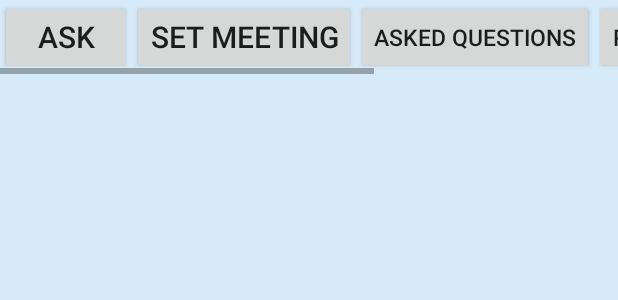
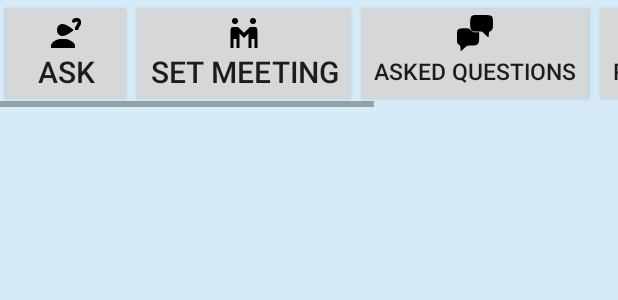
Before and after one commit to pratap47/Disha, an Android app: the layout activity_student_dashboard.xml on its own in the app's theme, with its tools: preview values and no code run, on a phone screen of 412 x 824 dp. Shown: the top 300 px of the screen. Run offline under Robolectric (Android 15) with nearby library versions, the phone set to English and light mode, and no system bars.

Commit message:
icons added

```diff
--- a/app/src/main/AndroidManifest.xml
+++ b/app/src/main/AndroidManifest.xml
@@ -27,6 +27,11 @@
 
         </activity>
         <activity android:name=".StudentDashboard">
+            <intent-filter>
+                <action android:name="android.intent.action.MAIN" />
+
+                <category android:name="android.intent.category.LAUNCHER" />
+            </intent-filter>
 
         </activity>
         <activity android:name=".Student_details" />
@@ -34,11 +39,6 @@
 
         </activity>
         <activity android:name=".FirstScreen">
-            <intent-filter>
-                <action android:name="android.intent.action.MAIN" />
-
-                <category android:name="android.intent.category.LAUNCHER" />
-            </intent-filter>
 
         </activity>
         <activity android:name=".SignIn" />
--- /dev/null
+++ b/app/src/main/res/drawable/ic_asked_question.xml
@@ -0,0 +1,7 @@
+<vector android:height="24dp" android:viewportHeight="52"
+    android:viewportWidth="52" android:width="24dp" xmlns:android="http://schemas.android.com/apk/res/android">
+    <path android:fillColor="#000000"
+        android:pathData="M20.6,2.2c-1.1,1.6 -1.6,4.6 -1.6,10 0,10.4 1.3,11.8 10.8,11.8 6.6,-0 6.9,0.1 10.7,4 2.1,2.2 4.3,4 4.7,4 0.4,-0 0.8,-1.8 0.8,-4 0,-2.2 0.5,-4 1,-4 0.6,-0 1.9,-0.9 3,-2 1.7,-1.7 2,-3.3 2,-9.8 0,-12.1 -0.2,-12.2 -16.5,-12.2 -12.7,-0 -13.5,0.1 -14.9,2.2z" android:strokeColor="#00000000"/>
+    <path android:fillColor="#000000"
+        android:pathData="M2.2,20.6c-2,1.4 -2.2,2.3 -2.2,10.9 0,9 0.1,9.5 2.5,11.1 2,1.3 2.5,2.5 2.5,5.5 0,2.2 0.4,3.9 0.8,3.9 0.4,-0 2.6,-1.8 4.7,-4 3.8,-3.9 4.1,-4 10.7,-4 9.4,-0 10.8,-1.4 10.8,-11.5l0,-7.5 -4.6,-0c-3.8,-0 -5.1,-0.5 -7.4,-3 -2.5,-2.7 -3.4,-3 -9.2,-3 -4.1,-0 -7.1,0.5 -8.6,1.6z" android:strokeColor="#00000000"/>
+</vector>
--- /dev/null
+++ b/app/src/main/res/drawable/ic_donate.xml
@@ -0,0 +1,7 @@
+<vector android:height="24dp" android:viewportHeight="100"
+    android:viewportWidth="100" android:width="24dp" xmlns:android="http://schemas.android.com/apk/res/android">
+    <path android:fillColor="#000000"
+        android:pathData="M60.2,10.1c-4,0.8 -6.8,3.2 -8.1,7 -0.7,2.1 -0.7,2.9 0.2,3 0.7,-0 -1.3,0.9 -4.3,1.9 -6.1,2.1 -9.6,5.7 -10.6,10.7 -1.7,9.1 5,17.3 14.3,17.3 9.7,-0 16.8,-10.3 13.3,-19.4 -0.5,-1.4 -0.7,-2.6 -0.4,-2.6 0.3,-0 1,1.3 1.5,3 1.1,2.9 1.1,2.9 4,1.5 7,-3.7 7.8,-15.2 1.5,-20.4 -2.3,-1.9 -7.6,-2.8 -11.4,-2z" android:strokeColor="#00000000"/>
+    <path android:fillColor="#000000"
+        android:pathData="M11.5,53.5c-6,2.5 -11.1,4.5 -11.2,4.5 -1.4,-0 0.6,6.6 4.9,16.2 5.8,13.1 6.4,13.5 12.5,9.4 4.2,-2.9 3.6,-3 18.5,4.8 11.7,6.1 15.6,6.8 21.1,3.9 7.4,-3.8 40.4,-26.1 41,-27.7 1.4,-3.6 0.7,-7.5 -1.4,-8.6 -3.3,-1.8 -6.2,-0.5 -19.2,8.3l-12.2,8.2 -11,0.1c-10.6,0.1 -10.7,-0 -1.5,-0.3 6.9,-0.3 9.9,-0.8 11.2,-2 1.1,-1 1.8,-1.2 1.8,-0.5 0,0.7 5.2,-2.2 11.5,-6.4 6.3,-4.3 11.5,-8.1 11.5,-8.5 0,-0.5 -1.2,-1.6 -2.6,-2.6 -2.5,-1.6 -3,-1.6 -7.1,-0.1 -3.4,1.2 -4.1,1.3 -3.2,0.2 0.9,-1.1 0.6,-1.6 -1.6,-2.4 -5.1,-2 -8.3,-1.1 -17.2,4.6 -4.3,2.7 -5.3,3.8 -4.2,4.5 1.9,1.2 0.2,1.1 -4.4,-0.2 -2.1,-0.6 -5.5,-2.5 -7.5,-4.4 -7.6,-6.8 -14.9,-7 -29.7,-1z" android:strokeColor="#00000000"/>
+</vector>
--- /dev/null
+++ b/app/src/main/res/drawable/ic_icons8_appointment_scheduling_96.xml
@@ -0,0 +1,11 @@
+<vector android:height="24dp" android:viewportHeight="96"
+    android:viewportWidth="96" android:width="24dp" xmlns:android="http://schemas.android.com/apk/res/android">
+    <path android:fillColor="#000000"
+        android:pathData="M38,15.8c-3.8,3.8 -4,4.3 -4,10.1 0,5.6 0.3,6.5 3.4,9.9 3.4,3.6 3.6,3.7 10.5,3.7 6.6,-0 7.3,-0.2 10.3,-3.3 3.1,-3 3.3,-3.7 3.3,-10.2 0,-6.5 -0.2,-7.2 -3.2,-10.2 -2.9,-2.8 -4,-3.3 -9.8,-3.6 -6.5,-0.4 -6.5,-0.4 -10.5,3.6z" android:strokeColor="#00000000"/>
+    <path android:fillColor="#000000"
+        android:pathData="M10.6,26.6c-2.1,2.1 -2.6,3.6 -2.6,7.4 0,6.6 3.4,10 10,10 6.6,-0 10,-3.4 10,-10 0,-6.6 -3.4,-10 -10,-10 -3.8,-0 -5.3,0.5 -7.4,2.6z" android:strokeColor="#00000000"/>
+    <path android:fillColor="#000000"
+        android:pathData="M32.7,50.3c-3.7,1.3 -8.1,3.7 -9.7,5.2 -2.9,2.8 -3,3.2 -3,11.7l0,8.8 13.8,-0 13.9,-0 1.2,4.1c1.5,5.1 7.4,11.7 12.6,14 5.4,2.5 15.7,2.5 21,-0 8.7,-4 13.5,-12 13.5,-22.3 0,-7.8 -2.3,-13.1 -7.7,-17.9 -5.5,-4.9 -9.9,-6.2 -18.6,-5.5 -8.6,0.7 -6.8,0.7 -19.7,-0 -9.3,-0.4 -11.3,-0.2 -17.3,1.9zM79.8,59c13,7.9 7.4,28 -7.8,28 -15.2,-0 -20.8,-20.1 -7.8,-28 4.3,-2.6 11.3,-2.6 15.6,-0z" android:strokeColor="#00000000"/>
+    <path android:fillColor="#000000"
+        android:pathData="M8,54.1c-7.6,3.4 -8,4.1 -8,13.6l0,8.3 5.9,-0 5.8,-0 0.5,-8.8c0.3,-5.3 1.2,-10 2.2,-12 1.6,-3 1.6,-3.2 -0.1,-3.2 -1,-0 -3.8,1 -6.3,2.1z" android:strokeColor="#00000000"/>
+</vector>
--- /dev/null
+++ b/app/src/main/res/drawable/ic_icons8_ask_96.xml
@@ -0,0 +1,9 @@
+<vector android:height="24dp" android:viewportHeight="96"
+    android:viewportWidth="96" android:width="24dp" xmlns:android="http://schemas.android.com/apk/res/android">
+    <path android:fillColor="#000000"
+        android:pathData="M66.9,10.9c-1.9,2 -2.9,4 -2.9,6 0,3 0.1,3.1 4.5,3.1 3.3,-0 4.5,-0.4 4.5,-1.5 0,-1 1,-1.5 3,-1.5 2.6,-0 3,0.4 3,2.8 0,1.5 -1.5,4.9 -3.5,7.6 -2.5,3.6 -3.5,6 -3.5,8.8l0,3.8 4.5,-0c4,-0 4.5,-0.2 4.5,-2.3 0,-1.3 1.6,-4.6 3.5,-7.3 3,-4.2 3.5,-5.7 3.5,-10.7 0,-5.1 -0.4,-6.2 -2.9,-8.8 -2.6,-2.6 -3.6,-2.9 -9.1,-2.9 -5.5,-0 -6.5,0.3 -9.1,2.9z" android:strokeColor="#00000000"/>
+    <path android:fillColor="#000000"
+        android:pathData="M30,26.6c-4.3,3.7 -6,7.4 -6,13.4 0,6 1.7,9.7 6,13.4 6.4,5.4 17.8,2.6 31.8,-7.8 3.4,-2.5 6.2,-5 6.2,-5.6 0,-0.6 -2.8,-3.1 -6.2,-5.6 -14,-10.4 -25.4,-13.2 -31.8,-7.8z" android:strokeColor="#00000000"/>
+    <path android:fillColor="#000000"
+        android:pathData="M26.3,65.4c-11.6,3.8 -18.3,10.4 -18.3,17.9l0,4.7 32,-0 32,-0 0,-4.8c0,-6.4 -3.8,-11 -12.8,-15.4 -6.2,-3.1 -7.5,-3.3 -17.7,-3.5 -7.2,-0.2 -12.5,0.2 -15.2,1.1z" android:strokeColor="#00000000"/>
+</vector>
--- /dev/null
+++ b/app/src/main/res/drawable/ic_set_meeting.xml
@@ -0,0 +1,9 @@
+<vector android:height="24dp" android:viewportHeight="96"
+    android:viewportWidth="96" android:width="24dp" xmlns:android="http://schemas.android.com/apk/res/android">
+    <path android:fillColor="#000000"
+        android:pathData="M18,10c-2.7,2.7 -2.7,9.3 0,12 1.3,1.3 3.3,2 6,2 5.3,-0 8,-2.7 8,-8 0,-2.7 -0.7,-4.7 -2,-6 -1.3,-1.3 -3.3,-2 -6,-2 -2.7,-0 -4.7,0.7 -6,2z" android:strokeColor="#00000000"/>
+    <path android:fillColor="#000000"
+        android:pathData="M66,10c-1.3,1.3 -2,3.3 -2,6 0,2.7 0.7,4.7 2,6 1.3,1.3 3.3,2 6,2 2.7,-0 4.7,-0.7 6,-2 1.3,-1.3 2,-3.3 2,-6 0,-2.7 -0.7,-4.7 -2,-6 -1.3,-1.3 -3.3,-2 -6,-2 -2.7,-0 -4.7,0.7 -6,2z" android:strokeColor="#00000000"/>
+    <path android:fillColor="#000000"
+        android:pathData="M14,34c-1.9,1.9 -2,3.3 -2,28l0,26 4,-0 4,-0 0,-12 0,-12 4,-0 4,-0 0,12 0,12 4,-0 4,-0 0,-19.2 0,-19.2 6,5.9 6,5.9 6,-5.9 6,-5.9 0,19.2 0,19.2 4,-0 4,-0 0,-12 0,-12 4,-0 4,-0 0,12 0,12 4,-0 4,-0 0,-26c0,-31.4 0.6,-30 -12.1,-30l-8.1,-0 -7.9,7.7 -7.9,7.6 -7.9,-7.6 -7.9,-7.7 -8.1,-0c-6.8,-0 -8.4,0.3 -10.1,2z" android:strokeColor="#00000000"/>
+</vector>
--- a/app/src/main/res/layout/activity_student_dashboard.xml
+++ b/app/src/main/res/layout/activity_student_dashboard.xml
@@ -23,9 +23,11 @@
 
                 <Button
                     android:layout_width="0dp"
-                    android:layout_height="match_parent"
+                    android:drawableTop="@drawable/ic_icons8_ask_96"
+                    android:layout_height="wrap_content"
                     android:layout_weight="1"
                     android:id="@+id/btnAsk"
+                    android:layout_gravity="center"
                     android:text="Ask"
                     android:textSize="20sp"/>
 
@@ -34,12 +36,14 @@
                     android:layout_height="match_parent"
                     android:layout_weight="1"
                     android:id="@+id/btnMeet"
+                    android:drawableTop="@drawable/ic_set_meeting"
                     android:text="Set Meeting"
                     android:textSize="20sp"/>
                 <Button
                     android:layout_width="0dp"
                     android:layout_height="match_parent"
                     android:layout_weight="1"
+                    android:drawableTop="@drawable/ic_asked_question"
                     android:id="@+id/btnMyQues"
                     android:text="Asked Questions"
                     android:textSize="15sp"/>
@@ -49,11 +53,13 @@
                     android:layout_weight="1"
                     android:id="@+id/btnReq"
                     android:text="Requested Meeting"
+                    android:drawableTop="@drawable/ic_icons8_appointment_scheduling_96"
                     android:textSize="15sp"/>
                 <Button
                     android:layout_width="0dp"
                     android:layout_height="match_parent"
                     android:layout_weight="1"
+                    android:drawableTop="@drawable/ic_donate"
                     android:text="Donate us"
                     android:textSize="15sp"/>
             </LinearLayout>
```
Also changed, not shown: app/src/main/res/drawable-v24/ask.png (added).
